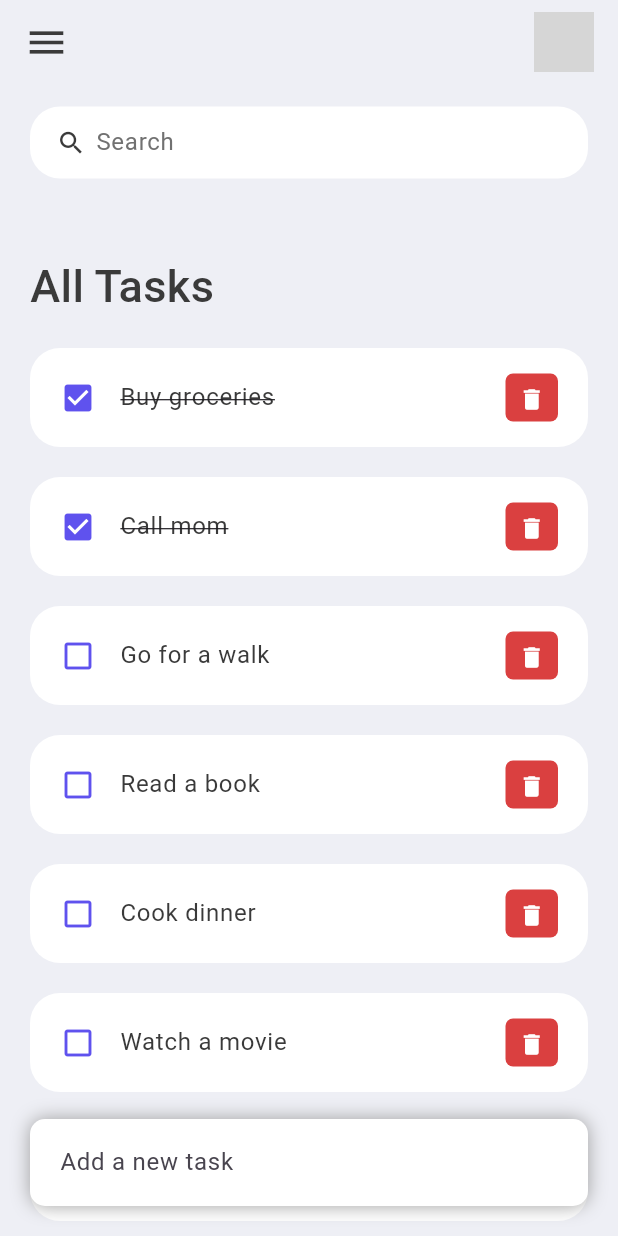
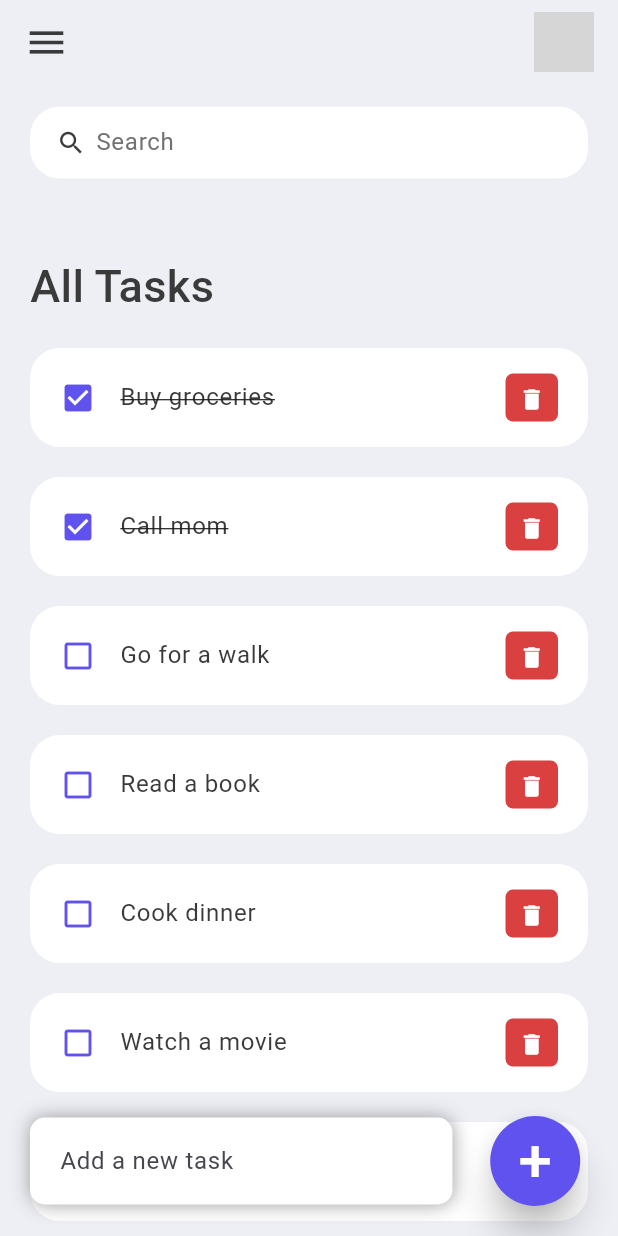
Before and after one commit to iPrakharV/ClearList-The_Ultimate_Flutter_ToDo_App, a Flutter app: the screen it shows after launch, on a phone screen of 412 x 824 dp. Run offline on Flutter 3.47's test engine with Material 3 defaults, Android fonts, the phone set to English and light mode, and no system bars; grey boxes are pictures that could not be loaded.

Commit message:
bottom button added

```diff
--- a/lib/screens/home.dart
+++ b/lib/screens/home.dart
@@ -3,9 +3,14 @@ import '../constants/colors.dart';
 import '../widgets/todo_item.dart';
 import '../model/todo.dart';
 
-class Home extends StatelessWidget {
+class Home extends StatefulWidget {
   Home({Key? key}) : super(key: key);
 
+  @override
+  State<Home> createState() => _HomeState();
+}
+
+class _HomeState extends State<Home> {
   final todoList = ToDo.todoList();
 
   @override
@@ -17,7 +22,8 @@ class Home extends StatelessWidget {
         children: [
           Container(
             padding: const EdgeInsets.symmetric(horizontal: 20, vertical: 15),
-            child: Column(children: [
+            child: Column(
+              children: [
                 searchBox(),
                 Expanded(
                   child: ListView(
@@ -33,14 +39,15 @@ class Home extends StatelessWidget {
                           ),
                         ),
                       ),
-                    for (ToDo todoo in todoList)
+                      for (ToDo todo in todoList)
                         ToDoItem(
-                        todo: todoo,
+                          todo: todo,
                         ),
                     ],
                   ),
                 ),
-            ]),
+              ],
+            ),
           ),
           Align(
             alignment: Alignment.bottomCenter,
@@ -48,13 +55,15 @@ class Home extends StatelessWidget {
               children: [
                 Expanded(
                   child: Container(
-                        margin: EdgeInsets.only(
+                    margin: const EdgeInsets.only(
                       bottom: 20,
                       left: 20,
                       right: 20,
                     ),
                     padding: const EdgeInsets.symmetric(
-                            horizontal: 20, vertical: 5),
+                      horizontal: 20,
+                      vertical: 5,
+                    ),
                     decoration: BoxDecoration(
                       color: Colors.white,
                       boxShadow: const [
@@ -72,7 +81,31 @@ class Home extends StatelessWidget {
                         border: InputBorder.none,
                         hintText: 'Add a new task',
                       ),
-                        )))
+                    ),
+                  ),
+                ),
+                Container(
+                  margin: const EdgeInsets.only(
+                    bottom: 20,
+                    right: 20,
+                  ),
+                  child: ElevatedButton(
+                    child: const Text(
+                      '+',
+                      style: TextStyle(
+                        fontSize: 40,
+                        color: Colors.white,
+                      ),
+                    ),
+                    onPressed: () {},
+                    style: ElevatedButton.styleFrom(
+                      primary: tdBlue,
+                      minimumSize: const Size(60, 60),
+                      elevation: 10,
+                      shape: const CircleBorder(),
+                    ),
+                  ),
+                ),
               ],
             ),
           ),
@@ -109,7 +142,6 @@ class Home extends StatelessWidget {
   }
 
   AppBar _buildAppBar() {
-    // Corrected method name to camelCase
     return AppBar(
       backgroundColor: tdBGColor,
       elevation: 0,
@@ -118,7 +150,7 @@ class Home extends StatelessWidget {
         children: [
           Icon(
             Icons.menu,
-            color: tdBlack, // Changed to a visible color
+            color: tdBlack,
             size: 30,
           ),
           Container(
```
Lines whose indentation alone changed are shown as unchanged.
